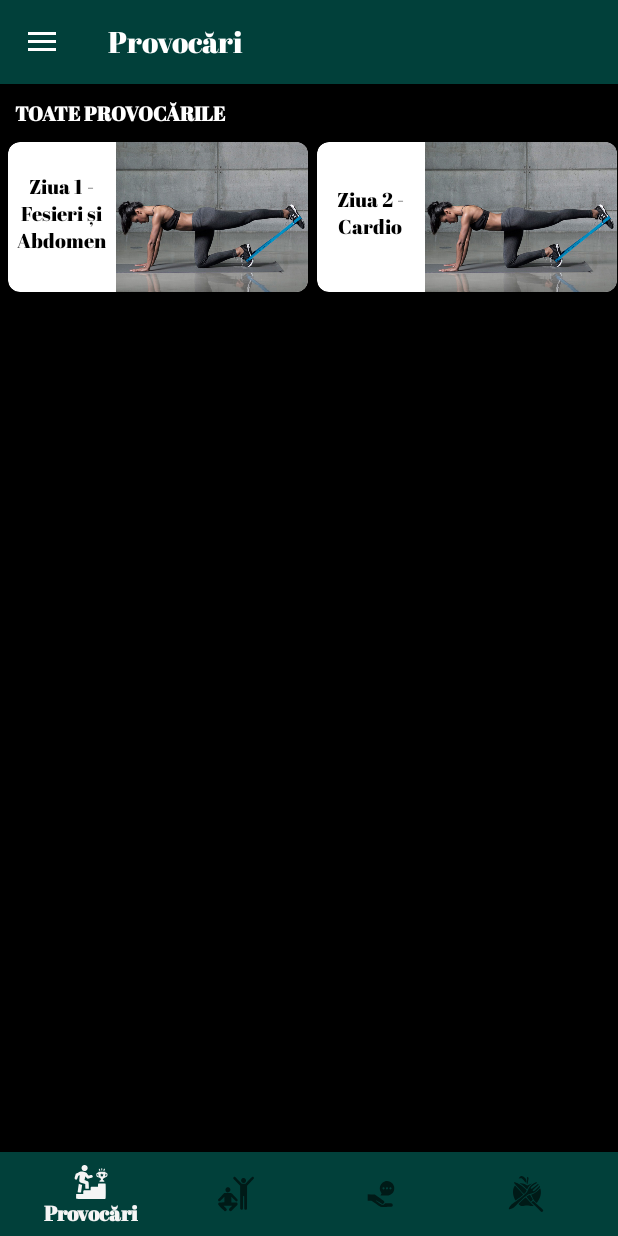
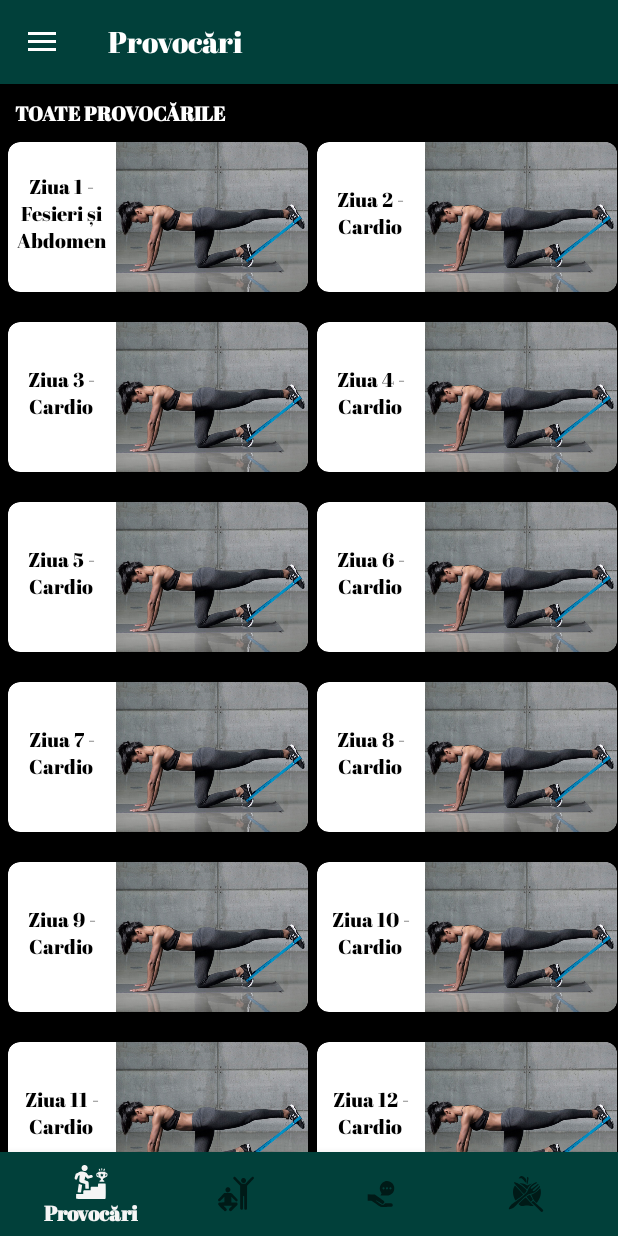
Before and after one commit to GhermanBianca/2WeeksChallengeApp, an Android app: the screen it shows after launch once a user with an empty profile is signed in (MainActivity), on a phone screen of 412 x 824 dp. Run offline under Robolectric (Android 15) with nearby library versions, the phone set to English and light mode, and no system bars; our stand-ins replace Firebase (no records; nobody signed in at launch, a user with empty details on screens opened directly), navigation-ui; 4 statements that could not run were skipped.

Commit message:
click on day challenge

```diff
--- a/app/src/main/java/com/example/workouthome/adapters/ChallengeAdapter.kt
+++ b/app/src/main/java/com/example/workouthome/adapters/ChallengeAdapter.kt
@@ -6,6 +6,7 @@ import android.view.ViewGroup
 import android.widget.ImageView
 import android.widget.TextView
 import androidx.fragment.app.FragmentActivity
+import androidx.navigation.Navigation
 import androidx.recyclerview.widget.RecyclerView
 import com.example.workouthome.R
 import com.example.workouthome.modules.ChallengeItem
@@ -27,6 +28,10 @@ class ChallengeAdapter(var activity: FragmentActivity?, var arrayList: ArrayList
 
         viewHolder.descriptionChallenge.text = challengeItem.description_challenge
         viewHolder.iconsChallenge.setImageResource(challengeItem.icons_challenge)
+
+        viewHolder.itemView.setOnClickListener(
+            Navigation.createNavigateOnClickListener(R.id.action_challengeFragment_to_dayChallengeFragment)
+        )
     }
 
     override fun getItemCount(): Int {
--- a/app/src/main/java/com/example/workouthome/fragments/ChallengeFragment.kt
+++ b/app/src/main/java/com/example/workouthome/fragments/ChallengeFragment.kt
@@ -48,6 +48,18 @@ class ChallengeFragment : Fragment(R.layout.fragment_challenge) {
 
         challengeArrayList.add(ChallengeItem("Ziua 1 - Fesieri și Abdomen", R.drawable.fesieri))
         challengeArrayList.add(ChallengeItem("Ziua 2 - Cardio", R.drawable.fesieri))
+        challengeArrayList.add(ChallengeItem("Ziua 3 - Cardio", R.drawable.fesieri))
+        challengeArrayList.add(ChallengeItem("Ziua 4 - Cardio", R.drawable.fesieri))
+        challengeArrayList.add(ChallengeItem("Ziua 5 - Cardio", R.drawable.fesieri))
+        challengeArrayList.add(ChallengeItem("Ziua 6 - Cardio", R.drawable.fesieri))
+        challengeArrayList.add(ChallengeItem("Ziua 7 - Cardio", R.drawable.fesieri))
+        challengeArrayList.add(ChallengeItem("Ziua 8 - Cardio", R.drawable.fesieri))
+        challengeArrayList.add(ChallengeItem("Ziua 9 - Cardio", R.drawable.fesieri))
+        challengeArrayList.add(ChallengeItem("Ziua 10 - Cardio", R.drawable.fesieri))
+        challengeArrayList.add(ChallengeItem("Ziua 11 - Cardio", R.drawable.fesieri))
+        challengeArrayList.add(ChallengeItem("Ziua 12 - Cardio", R.drawable.fesieri))
+        challengeArrayList.add(ChallengeItem("Ziua 13 - Cardio", R.drawable.fesieri))
+        challengeArrayList.add(ChallengeItem("Ziua 14 - Cardio", R.drawable.fesieri))
 
         return challengeArrayList
     }
--- a/app/src/main/res/navigation/nav_graph.xml
+++ b/app/src/main/res/navigation/nav_graph.xml
@@ -9,7 +9,11 @@
         android:id="@+id/challengeFragment"
         android:name="com.example.workouthome.fragments.ChallengeFragment"
         android:label="@string/challenges"
-        tools:layout="@layout/fragment_challenge" />
+        tools:layout="@layout/fragment_challenge" >
+        <action
+            android:id="@+id/action_challengeFragment_to_dayChallengeFragment"
+            app:destination="@id/dayChallengeFragment" />
+    </fragment>
     <fragment
         android:id="@+id/aboutMeFragment"
         android:name="com.example.workouthome.fragments.AboutMeFragment"
@@ -94,4 +98,9 @@
         android:name="com.example.workouthome.fragments.SettingsFragment"
         android:label="@string/settings"
         tools:layout="@layout/fragment_settings" />
+    <fragment
+        android:id="@+id/dayChallengeFragment"
+        android:name="com.example.workouthome.fragments.DayChallengeFragment"
+        android:label="fragment_day_challenge"
+        tools:layout="@layout/fragment_day_challenge" />
 </navigation>
```
